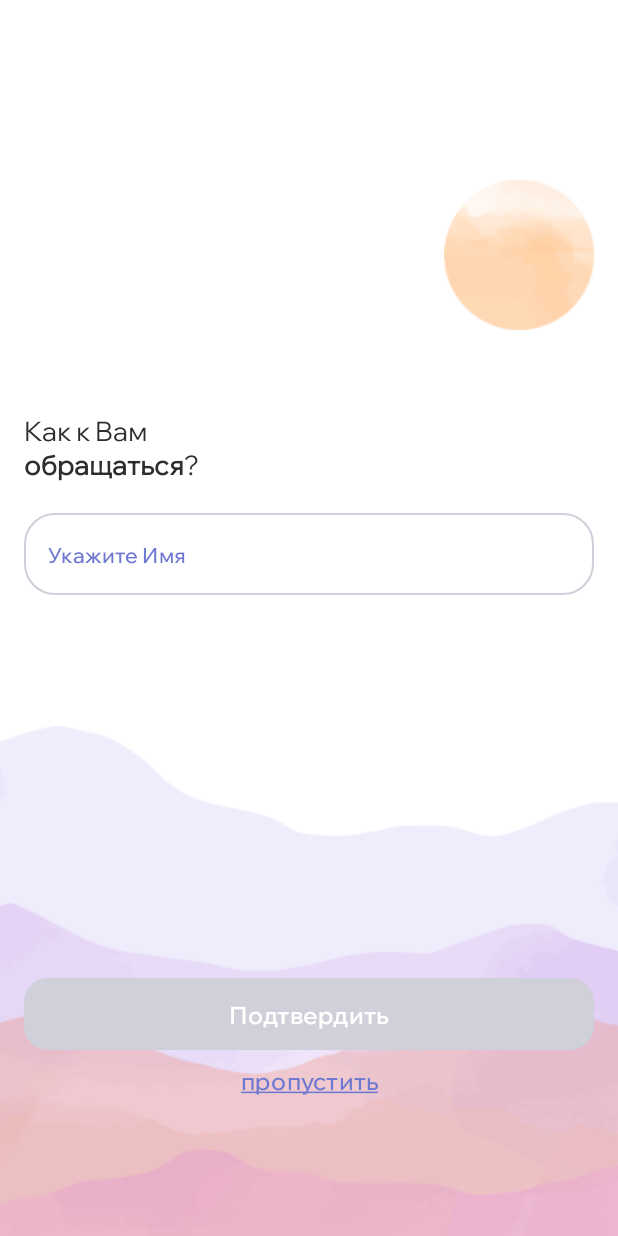
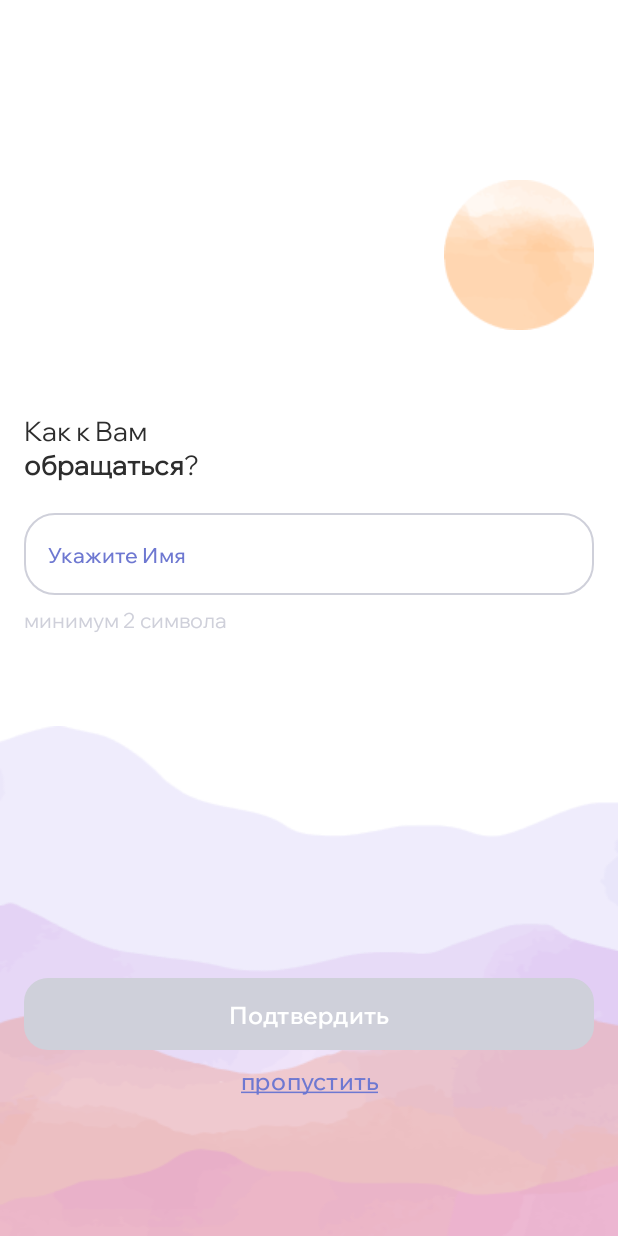
Before and after one commit to Pineapple-Practice-Mira/Android-App, an Android app: the screen it shows after launch (GreetingActivity), on a phone screen of 412 x 824 dp. Run offline under Robolectric (Android 15) with nearby library versions, the light colour scheme and no system bars; our stand-ins replace Dagger/Hilt's generated code.

Commit message:
- Инфо-подпись о длине символом - Допустимые символы пробел и дефис

```diff
--- a/app/src/main/java/site/pnpl/mira/ui/greeting/fragments/InterNameFragment.kt
+++ b/app/src/main/java/site/pnpl/mira/ui/greeting/fragments/InterNameFragment.kt
@@ -8,7 +8,6 @@ import androidx.fragment.app.Fragment
 import android.view.LayoutInflater
 import android.view.View
 import android.view.ViewGroup
-import android.widget.Toast
 import androidx.core.widget.doAfterTextChanged
 import site.pnpl.mira.App
 import site.pnpl.mira.R
@@ -51,14 +50,10 @@ class InterNameFragment : Fragment() {
 
             inputName.doAfterTextChanged { editable ->
                 name = editable.toString()
-                confirm.isEnabled = name.isNotEmpty()
+                confirm.isEnabled = name.length >= 2
             }
 
             confirm.setOnClickListener {
-                if (name.length < 2) {
-                    Toast.makeText(requireContext(), resources.getString(R.string.error_length_name), Toast.LENGTH_SHORT).show()
-                    return@setOnClickListener
-                }
                 settingsProvider.saveName(name)
                 navigateToNextFragment()
             }
--- a/app/src/main/java/site/pnpl/mira/utils/InputLettersFilter.kt
+++ b/app/src/main/java/site/pnpl/mira/utils/InputLettersFilter.kt
@@ -11,15 +11,18 @@ class InputLettersFilter: InputFilter {
         spanned: Spanned?,
         dStart: Int,
         dEnd: Int
-    ): CharSequence? {
+    ): CharSequence {
         var filtered = ""
+        if (dStart >= 30) return ""
+
         for (i in start until end) {
             val character = cs[i]
-            //Если нужно будет добавить пробел: Character.isWhitespace(character)
-            if ( Character.isLetter(character)) {
-                filtered += character
+            if (Character.isLetter(character) || Character.isWhitespace(character) || character == Char('-'.code)) {
+                filtered += character.toString()
             }
         }
+
         return filtered
     }
+
 }
--- a/app/src/main/res/layout/fragment_inter_name.xml
+++ b/app/src/main/res/layout/fragment_inter_name.xml
@@ -26,6 +26,7 @@
         android:layout_marginBottom="30dp"
         android:scaleType="fitXY"
         android:src="@drawable/mountain3"
+        android:contentDescription="@string/stub"
         app:layout_constraintBottom_toBottomOf="@+id/mountain2"
         app:layout_constraintEnd_toEndOf="parent"
         app:layout_constraintHorizontal_bias="0.0"
@@ -38,6 +39,7 @@
         android:layout_marginBottom="100dp"
         android:scaleType="fitXY"
         android:src="@drawable/mountain2"
+        android:contentDescription="@string/stub"
         app:layout_constraintBottom_toBottomOf="parent"
         app:layout_constraintEnd_toEndOf="parent"
         app:layout_constraintHorizontal_bias="0.0"
@@ -51,7 +53,8 @@
         android:src="@drawable/mountain1"
         app:layout_constraintBottom_toBottomOf="parent"
         app:layout_constraintEnd_toEndOf="parent"
-        app:layout_constraintStart_toStartOf="parent" />
+        app:layout_constraintStart_toStartOf="parent"
+        android:contentDescription="@string/stub"/>
 
     <ImageView
         android:id="@+id/sun"
@@ -60,7 +63,8 @@
         android:layout_marginTop="120dp"
         android:src="@drawable/sun"
         app:layout_constraintEnd_toEndOf="@id/end"
-        app:layout_constraintTop_toTopOf="parent" />
+        app:layout_constraintTop_toTopOf="parent"
+        android:contentDescription="@string/stub" />
 
     <TextView
         style="@style/Title18Dark"
@@ -101,6 +105,18 @@
 
     </com.google.android.material.textfield.TextInputLayout>
 
+    <TextView
+        android:layout_width="wrap_content"
+        android:layout_height="wrap_content"
+        android:text="@string/info_minimum_2_letter"
+        android:layout_marginTop="6dp"
+        style="@style/Title14DarkGray"
+        app:layout_constraintTop_toBottomOf="@id/textInputLayout"
+        app:layout_constraintStart_toStartOf="@id/start"
+        app:layout_constraintEnd_toEndOf="@id/end"
+        app:layout_constraintHorizontal_bias="0"
+        app:layout_constrainedWidth="true"/>
+
     <com.google.android.material.button.MaterialButton
         android:id="@+id/confirm"
         android:layout_height="wrap_content"
--- a/app/src/main/res/values/strings.xml
+++ b/app/src/main/res/values/strings.xml
@@ -40,4 +40,6 @@
     <string name="to_greeting">Познакомиться</string>
     <string name="input_name_filter">abcdefghijklmnopqrstuvwxyzABCDEFGHIJKLMNOPQRSTUVWXYZабвгдеёжзийклмнопрстуфхцчшщъыьэюяАБВГДЕЁЖЗИЙКЛМНОПРСТУФХЦЧШЩЪЫЬЭЮЯ</string>
     <string name="error_length_name">Длинна имени должна быть от 2 до 30 букв</string>
+    <string name="info_minimum_2_letter">минимум 2 символа</string>
+    <string name="stub">Заглушка для contentDescription</string>
 </resources>
--- a/app/src/main/res/values/themes.xml
+++ b/app/src/main/res/values/themes.xml
@@ -29,6 +29,11 @@
     <style name="Title18Dark" parent="WixMadeforDisplayRegular">
         <item name="android:textColor">@color/black</item>
         <item name="android:textSize">18sp</item>
+    </style>
+
+    <style name="Title14DarkGray" parent="WixMadeforDisplayRegular">
+        <item name="android:textColor">@color/dark_grey</item>
+        <item name="android:textSize">14sp</item>
     </style>
 
     <style name="TitleBold18Primary" parent="WixMadeforDisplayBold">
```
